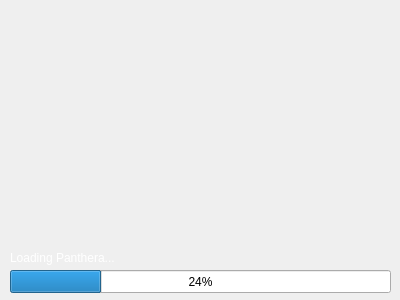
Above: splash.ui from quazaa-development-team/Panthera-Project before the change. Below: the same form after it.
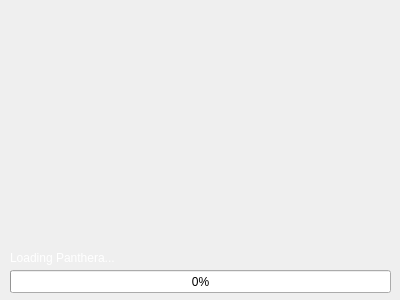
That is the form after the change. Icons and pictures are not drawn.

```diff
--- a/splash.ui
+++ b/splash.ui
@@ -63,7 +63,7 @@
     </palette>
    </property>
    <property name="value">
-    <number>24</number>
+    <number>0</number>
    </property>
   </widget>
   <widget class="QLabel" name="labelStatus">
```
Left out of the diff: 22 changed lines with no effect on the pictures.
